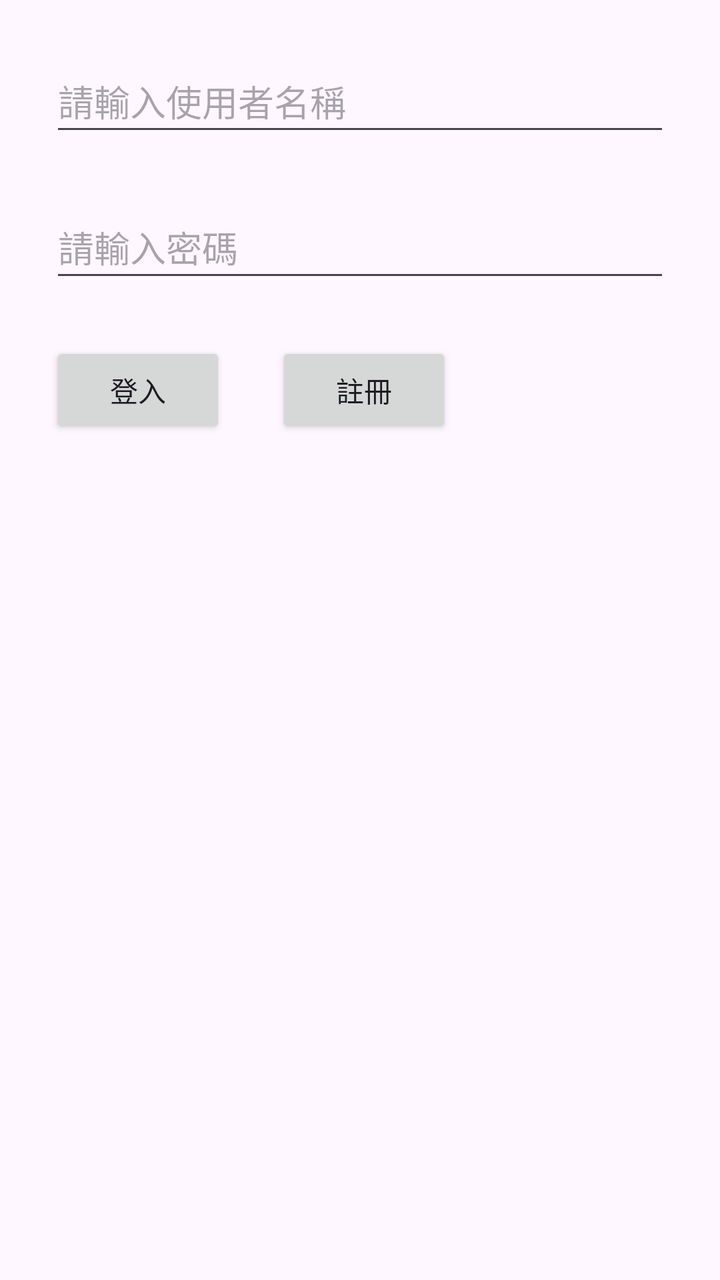
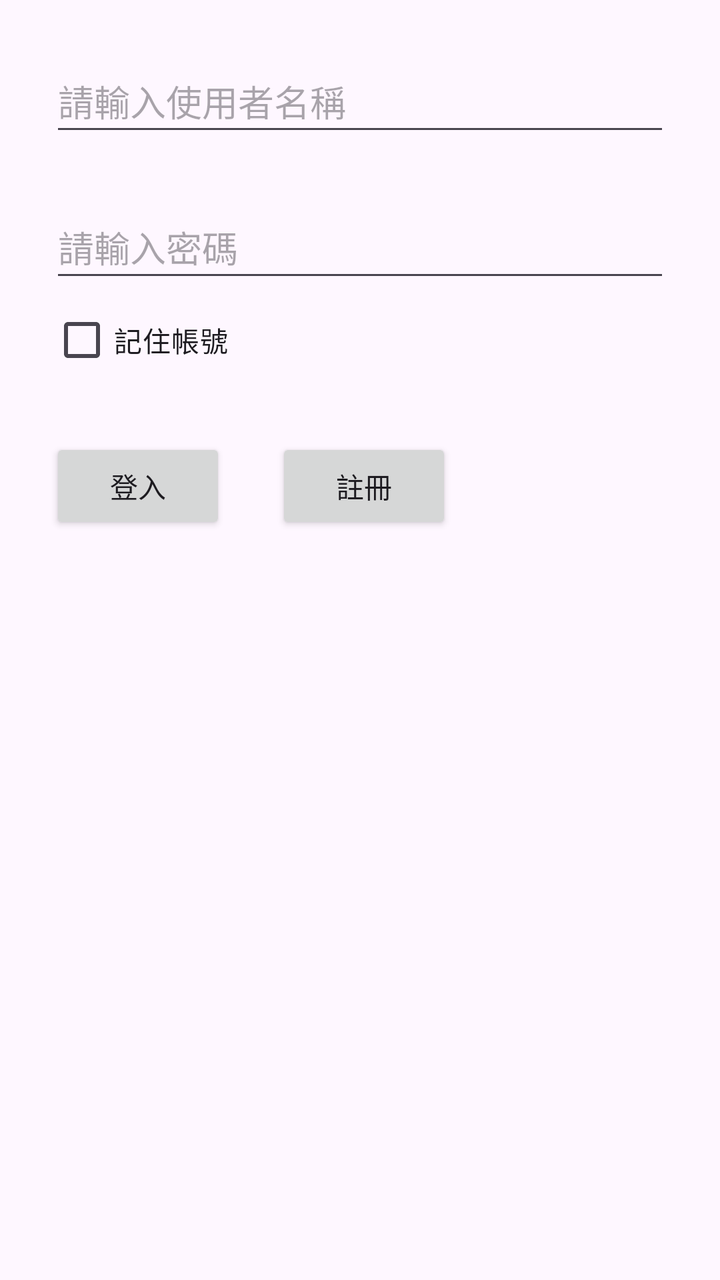

An Android layout rendered at two revisions. The XML below is the earlier revision; the diff shows what the commit changed to produce the second picture.
<!-- AndroidManifest.xml: application theme Theme.MyApplication -->
<!-- res/layout/activity_main.xml -->
<?xml version="1.0" encoding="utf-8"?>
<androidx.constraintlayout.widget.ConstraintLayout
    xmlns:android="http://schemas.android.com/apk/res/android"
    xmlns:app="http://schemas.android.com/apk/res-auto"
    xmlns:tools="http://schemas.android.com/tools"
    android:id="@+id/main"
    android:layout_width="match_parent"
    android:layout_height="match_parent"
    tools:context=".MainActivity">

    <EditText
        android:id="@+id/editText1"
        android:layout_width="match_parent"
        android:layout_height="wrap_content"
        android:minHeight="48dp"
        android:layout_margin="25dp"
        app:layout_constraintTop_toTopOf="parent"
        android:hint="@string/edittext_1"
        android:autofillHints="username"
        android:inputType="text"/>

    <EditText
        android:id="@+id/editText2"
        android:layout_width="match_parent"
        android:layout_height="wrap_content"
        android:minHeight="48dp"
        android:layout_margin="25dp"
        app:layout_constraintTop_toBottomOf="@id/editText1"
        android:autofillHints="password"
        android:hint="@string/edittext_2"
        android:inputType="textPassword" />

    <Button
        android:id="@+id/button1"
        android:layout_width="wrap_content"
        android:layout_height="wrap_content"
        android:layout_margin="25dp"
        app:layout_constraintTop_toBottomOf="@id/editText2"
        app:layout_constraintStart_toStartOf="parent"
        android:text="@string/button_login" />

    <Button
        android:id="@+id/button2"
        android:layout_width="wrap_content"
        android:layout_height="wrap_content"
        android:layout_margin="25dp"
        app:layout_constraintTop_toBottomOf="@id/editText2"
        app:layout_constraintStart_toEndOf="@id/button1"
        android:text="@string/button_register" />

</androidx.constraintlayout.widget.ConstraintLayout>
<!-- resources referenced by this layout -->
<resources>
  <string name="button_login">登入</string>"&gt;
  <string name="button_register">註冊</string>"&gt;
  <string name="edittext_1">請輸入使用者名稱</string>"&gt;
  <string name="edittext_2">請輸入密碼</string>"&gt;
  <style name="Theme.MyApplication" parent="Base.Theme.MyApplication" />
  <style name="Base.Theme.MyApplication" parent="Theme.Material3.DayNight.NoActionBar">
          
          
      </style>
</resources>

<!-- the commit's change to res/layout/activity_main.xml (unified diff, before → after) -->
@@ -30,12 +30,20 @@
         android:hint="@string/edittext_2"
         android:inputType="textPassword" />
 
+    <com.google.android.material.checkbox.MaterialCheckBox
+        android:id="@+id/checkbox"
+        android:layout_width="wrap_content"
+        android:layout_height="wrap_content"
+        android:text="@string/checkbox_login"
+        app:layout_constraintTop_toBottomOf="@id/editText2"
+        app:layout_constraintStart_toStartOf="@id/editText2" />
+
     <Button
         android:id="@+id/button1"
         android:layout_width="wrap_content"
         android:layout_height="wrap_content"
         android:layout_margin="25dp"
-        app:layout_constraintTop_toBottomOf="@id/editText2"
+        app:layout_constraintTop_toBottomOf="@id/checkbox"
         app:layout_constraintStart_toStartOf="parent"
         android:text="@string/button_login" />
 
@@ -43,8 +51,8 @@
         android:id="@+id/button2"
         android:layout_width="wrap_content"
         android:layout_height="wrap_content"
-        android:layout_margin="25dp"
-        app:layout_constraintTop_toBottomOf="@id/editText2"
+        android:layout_marginStart="25dp"
+        app:layout_constraintTop_toTopOf="@id/button1"
         app:layout_constraintStart_toEndOf="@id/button1"
         android:text="@string/button_register" />
 
<!-- resource entries referenced after the edit -->
@@ -2,6 +2,7 @@
 <resources>
   <string name="button_login">登入</string>"&gt;
   <string name="button_register">註冊</string>"&gt;
+  <string name="checkbox_login">記住帳號</string>
   <string name="edittext_1">請輸入使用者名稱</string>"&gt;
   <string name="edittext_2">請輸入密碼</string>"&gt;
   <style name="Theme.MyApplication" parent="Base.Theme.MyApplication" />
